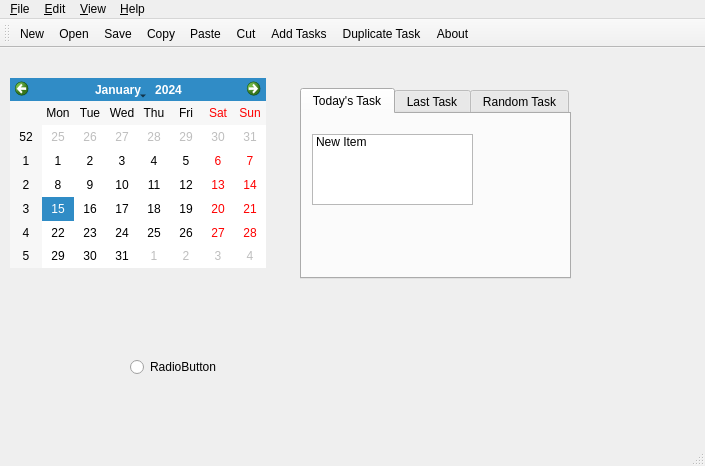
This is TodoListProject/UI/ui_rough_draft/ui/test.ui in JamesMattice/CodingPractice as Qt 5 draws it before an edit. The edited form follows.
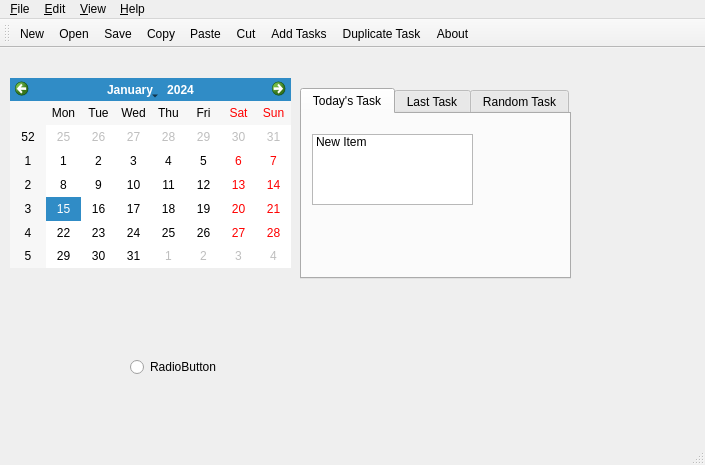
This is the edited form. The open tabs and pages were chosen to show the change.

```diff
--- a/TodoListProject/UI/ui_rough_draft/ui/test.ui
+++ b/TodoListProject/UI/ui_rough_draft/ui/test.ui
@@ -7,7 +7,7 @@
     <x>0</x>
     <y>0</y>
     <width>705</width>
-    <height>466</height>
+    <height>465</height>
    </rect>
   </property>
   <property name="windowTitle">
@@ -19,10 +19,22 @@
      <rect>
       <x>10</x>
       <y>30</y>
-      <width>256</width>
+      <width>281</width>
       <height>190</height>
      </rect>
     </property>
+    <property name="autoFillBackground">
+     <bool>true</bool>
+    </property>
+    <property name="gridVisible">
+     <bool>false</bool>
+    </property>
+    <property name="navigationBarVisible">
+     <bool>true</bool>
+    </property>
+    <property name="dateEditEnabled">
+     <bool>true</bool>
+    </property>
    </widget>
    <widget class="QTabWidget" name="tabWidget">
     <property name="geometry">
```
Left out of the diff: 14 changed lines with no effect on the pictures.
